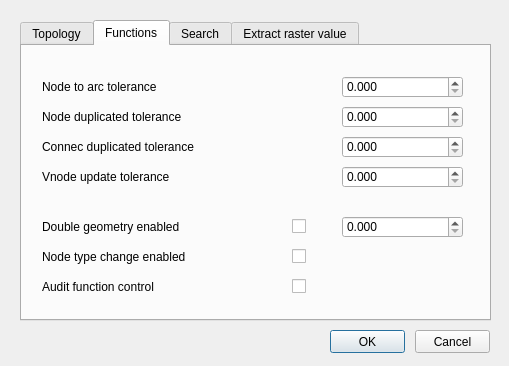
Before: the Qt Designer form ui/config.ui in Giswater/giswater_qgis_plugin, drawn with Qt 5.
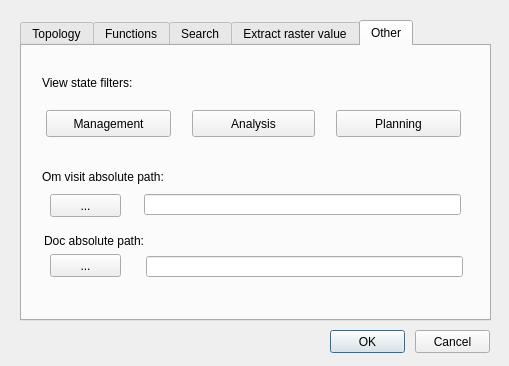
After: the same form once the commit is applied.

Commit message: Update design forms

What changed in the file:
```diff
--- a/ui/config.ui
+++ b/ui/config.ui
@@ -49,7 +49,7 @@
     </rect>
    </property>
    <property name="currentIndex">
-    <number>1</number>
+    <number>4</number>
    </property>
    <widget class="QWidget" name="tab">
     <attribute name="title">
@@ -624,7 +624,7 @@
      <property name="geometry">
       <rect>
        <x>20</x>
-       <y>200</y>
+       <y>170</y>
        <width>231</width>
        <height>22</height>
       </rect>
@@ -660,7 +660,7 @@
      <property name="geometry">
       <rect>
        <x>20</x>
-       <y>230</y>
+       <y>200</y>
        <width>231</width>
        <height>22</height>
       </rect>
@@ -695,8 +695,8 @@
     <widget class="QCheckBox" name="audit_function_control">
      <property name="geometry">
       <rect>
-       <x>270</x>
-       <y>230</y>
+       <x>320</x>
+       <y>200</y>
        <width>20</width>
        <height>21</height>
       </rect>
@@ -708,79 +708,14 @@
     <widget class="QCheckBox" name="nodetype_change_enabled">
      <property name="geometry">
       <rect>
-       <x>270</x>
-       <y>200</y>
-       <width>20</width>
-       <height>21</height>
-      </rect>
-     </property>
-     <property name="text">
-      <string/>
-     </property>
-    </widget>
-    <widget class="QCheckBox" name="insert_double_geometry">
-     <property name="geometry">
-      <rect>
-       <x>270</x>
-       <y>170</y>
-       <width>20</width>
-       <height>21</height>
-      </rect>
-     </property>
-     <property name="text">
-      <string/>
-     </property>
-    </widget>
-    <widget class="QDoubleSpinBox" name="buffer_value">
-     <property name="geometry">
-      <rect>
        <x>320</x>
        <y>170</y>
-       <width>121</width>
-       <height>22</height>
+       <width>20</width>
+       <height>21</height>
       </rect>
-     </property>
-     <property name="decimals">
-      <number>3</number>
-     </property>
-     <property name="singleStep">
-      <double>0.010000000000000</double>
-     </property>
-    </widget>
-    <widget class="QLabel" name="label_double_geometry_enabled">
-     <property name="geometry">
-      <rect>
-       <x>20</x>
-       <y>170</y>
-       <width>231</width>
-       <height>22</height>
-      </rect>
-     </property>
-     <property name="font">
-      <font>
-       <pointsize>9</pointsize>
-      </font>
-     </property>
-     <property name="frameShape">
-      <enum>QFrame::NoFrame</enum>
-     </property>
-     <property name="frameShadow">
-      <enum>QFrame::Plain</enum>
      </property>
      <property name="text">
-      <string>Double geometry enabled</string>
-     </property>
-     <property name="textFormat">
-      <enum>Qt::AutoText</enum>
-     </property>
-     <property name="scaledContents">
-      <bool>false</bool>
-     </property>
-     <property name="alignment">
-      <set>Qt::AlignLeading|Qt::AlignLeft|Qt::AlignVCenter</set>
-     </property>
-     <property name="margin">
-      <number>3</number>
+      <string/>
      </property>
     </widget>
    </widget>
@@ -1905,6 +1840,220 @@
      </property>
     </widget>
    </widget>
+   <widget class="QWidget" name="tab_5">
+    <attribute name="title">
+     <string>Other</string>
+    </attribute>
+    <widget class="QComboBox" name="nodeinsert_catalog_vdefault_2">
+     <property name="geometry">
+      <rect>
+       <x>516</x>
+       <y>84</y>
+       <width>121</width>
+       <height>22</height>
+      </rect>
+     </property>
+    </widget>
+    <widget class="QLabel" name="label_nodeinsert_arcendpoint_3">
+     <property name="geometry">
+      <rect>
+       <x>20</x>
+       <y>26</y>
+       <width>231</width>
+       <height>22</height>
+      </rect>
+     </property>
+     <property name="font">
+      <font>
+       <pointsize>9</pointsize>
+      </font>
+     </property>
+     <property name="frameShape">
+      <enum>QFrame::NoFrame</enum>
+     </property>
+     <property name="frameShadow">
+      <enum>QFrame::Plain</enum>
+     </property>
+     <property name="text">
+      <string>View state filters:</string>
+     </property>
+     <property name="textFormat">
+      <enum>Qt::AutoText</enum>
+     </property>
+     <property name="scaledContents">
+      <bool>false</bool>
+     </property>
+     <property name="alignment">
+      <set>Qt::AlignLeading|Qt::AlignLeft|Qt::AlignVCenter</set>
+     </property>
+     <property name="margin">
+      <number>3</number>
+     </property>
+    </widget>
+    <widget class="QPushButton" name="pushButton">
+     <property name="geometry">
+      <rect>
+       <x>24</x>
+       <y>64</y>
+       <width>125</width>
+       <height>27</height>
+      </rect>
+     </property>
+     <property name="text">
+      <string>Management</string>
+     </property>
+    </widget>
+    <widget class="QPushButton" name="pushButton_2">
+     <property name="geometry">
+      <rect>
+       <x>170</x>
+       <y>64</y>
+       <width>123</width>
+       <height>27</height>
+      </rect>
+     </property>
+     <property name="text">
+      <string>Analysis</string>
+     </property>
+    </widget>
+    <widget class="QPushButton" name="pushButton_3">
+     <property name="geometry">
+      <rect>
+       <x>314</x>
+       <y>64</y>
+       <width>125</width>
+       <height>27</height>
+      </rect>
+     </property>
+     <property name="text">
+      <string>Planning</string>
+     </property>
+    </widget>
+    <widget class="QLabel" name="label_nodeinsert_arcendpoint_4">
+     <property name="geometry">
+      <rect>
+       <x>20</x>
+       <y>120</y>
+       <width>151</width>
+       <height>22</height>
+      </rect>
+     </property>
+     <property name="font">
+      <font>
+       <pointsize>9</pointsize>
+      </font>
+     </property>
+     <property name="frameShape">
+      <enum>QFrame::NoFrame</enum>
+     </property>
+     <property name="frameShadow">
+      <enum>QFrame::Plain</enum>
+     </property>
+     <property name="text">
+      <string>Om visit absolute path:</string>
+     </property>
+     <property name="textFormat">
+      <enum>Qt::AutoText</enum>
+     </property>
+     <property name="scaledContents">
+      <bool>false</bool>
+     </property>
+     <property name="alignment">
+      <set>Qt::AlignLeading|Qt::AlignLeft|Qt::AlignVCenter</set>
+     </property>
+     <property name="margin">
+      <number>3</number>
+     </property>
+    </widget>
+    <widget class="QLineEdit" name="ppoint_layer_2">
+     <property name="geometry">
+      <rect>
+       <x>122</x>
+       <y>148</y>
+       <width>317</width>
+       <height>21</height>
+      </rect>
+     </property>
+     <property name="text">
+      <string/>
+     </property>
+    </widget>
+    <widget class="QPushButton" name="btn_file_inp">
+     <property name="geometry">
+      <rect>
+       <x>28</x>
+       <y>148</y>
+       <width>71</width>
+       <height>23</height>
+      </rect>
+     </property>
+     <property name="text">
+      <string>...</string>
+     </property>
+    </widget>
+    <widget class="QPushButton" name="btn_file_inp_2">
+     <property name="geometry">
+      <rect>
+       <x>28</x>
+       <y>208</y>
+       <width>71</width>
+       <height>23</height>
+      </rect>
+     </property>
+     <property name="text">
+      <string>...</string>
+     </property>
+    </widget>
+    <widget class="QLabel" name="label_nodeinsert_arcendpoint_5">
+     <property name="geometry">
+      <rect>
+       <x>22</x>
+       <y>184</y>
+       <width>115</width>
+       <height>22</height>
+      </rect>
+     </property>
+     <property name="font">
+      <font>
+       <pointsize>9</pointsize>
+      </font>
+     </property>
+     <property name="frameShape">
+      <enum>QFrame::NoFrame</enum>
+     </property>
+     <property name="frameShadow">
+      <enum>QFrame::Plain</enum>
+     </property>
+     <property name="text">
+      <string>Doc absolute path:</string>
+     </property>
+     <property name="textFormat">
+      <enum>Qt::AutoText</enum>
+     </property>
+     <property name="scaledContents">
+      <bool>false</bool>
+     </property>
+     <property name="alignment">
+      <set>Qt::AlignLeading|Qt::AlignLeft|Qt::AlignVCenter</set>
+     </property>
+     <property name="margin">
+      <number>3</number>
+     </property>
+    </widget>
+    <widget class="QLineEdit" name="ppoint_layer_3">
+     <property name="geometry">
+      <rect>
+       <x>124</x>
+       <y>210</y>
+       <width>317</width>
+       <height>21</height>
+      </rect>
+     </property>
+     <property name="text">
+      <string/>
+     </property>
+    </widget>
+   </widget>
   </widget>
  </widget>
  <resources/>
```
Left out of the diff: 4 changed lines with no effect on the pictures. The commit also changes 4 other files.
